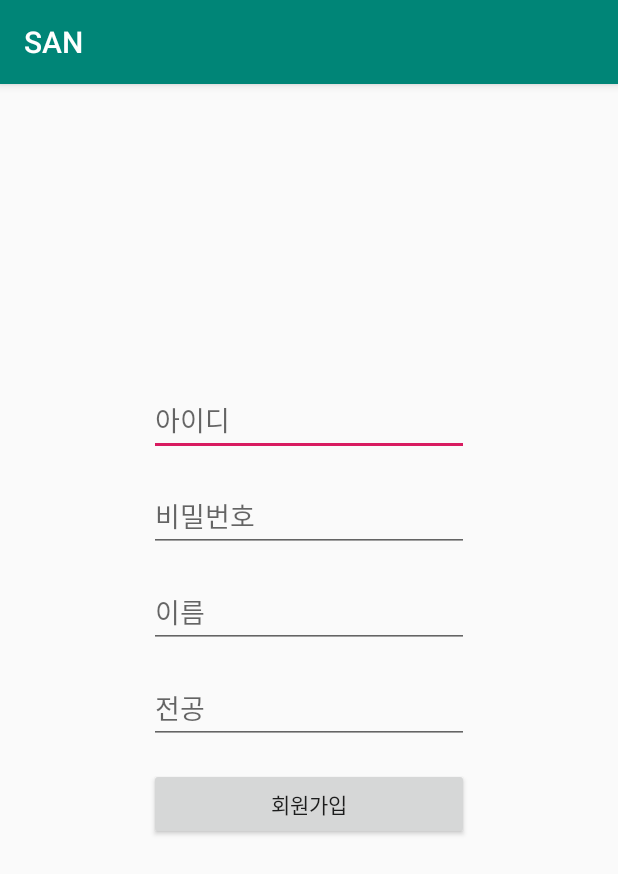
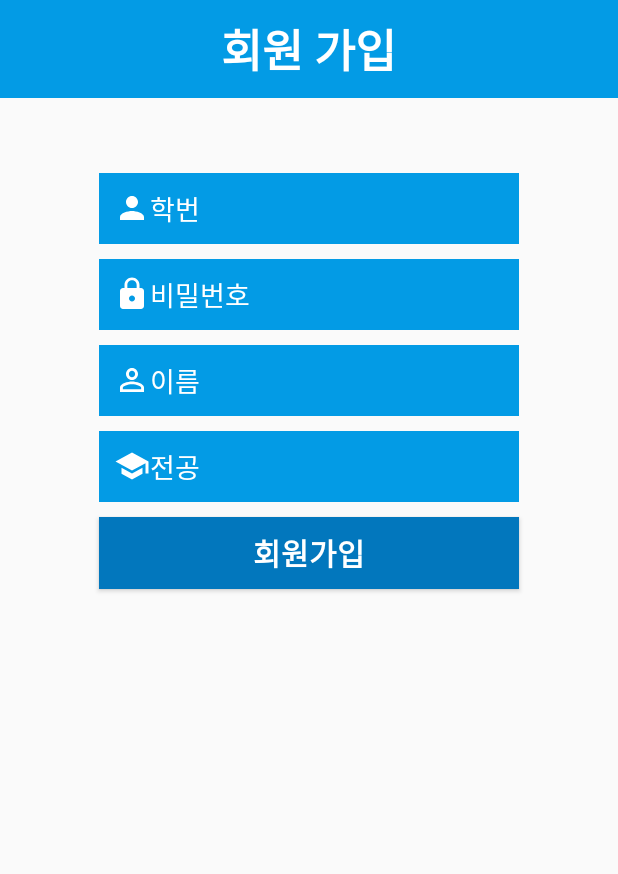
Before and after one commit to nuyadkrap/NFC-Attendance-App, an Android app: the RegisterActivity screen opened directly, with no data from a screen before it, on a phone screen of 412 x 824 dp. Shown: the top 874 px of the screen. Run offline under Robolectric (Android 15) with nearby library versions, the phone set to English and light mode, and no system bars; our stand-ins replace Volley; network calls fail.

Commit message:
ui change

```diff
--- a/app/src/main/AndroidManifest.xml
+++ b/app/src/main/AndroidManifest.xml
@@ -11,7 +11,7 @@
         android:label="@string/app_name"
         android:roundIcon="@mipmap/ic_launcher_round"
         android:supportsRtl="true"
-        android:theme="@style/AppTheme"
+        android:theme="@style/AppTheme.NoActionBar"
         android:usesCleartextTraffic="true">
         <activity android:name=".LoginActivity">
             <intent-filter>
--- /dev/null
+++ b/app/src/main/res/drawable/ic_lock_black_24dp.xml
@@ -0,0 +1,9 @@
+<vector xmlns:android="http://schemas.android.com/apk/res/android"
+        android:width="24dp"
+        android:height="24dp"
+        android:viewportWidth="24.0"
+        android:viewportHeight="24.0">
+    <path
+        android:fillColor="#FFFFFFFF"
+        android:pathData="M18,8h-1L17,6c0,-2.76 -2.24,-5 -5,-5S7,3.24 7,6v2L6,8c-1.1,0 -2,0.9 -2,2v10c0,1.1 0.9,2 2,2h12c1.1,0 2,-0.9 2,-2L20,10c0,-1.1 -0.9,-2 -2,-2zM12,17c-1.1,0 -2,-0.9 -2,-2s0.9,-2 2,-2 2,0.9 2,2 -0.9,2 -2,2zM15.1,8L8.9,8L8.9,6c0,-1.71 1.39,-3.1 3.1,-3.1 1.71,0 3.1,1.39 3.1,3.1v2z"/>
+</vector>
--- /dev/null
+++ b/app/src/main/res/drawable/ic_person_black_24dp.xml
@@ -0,0 +1,9 @@
+<vector xmlns:android="http://schemas.android.com/apk/res/android"
+        android:width="24dp"
+        android:height="24dp"
+        android:viewportWidth="24.0"
+        android:viewportHeight="24.0">
+    <path
+        android:fillColor="#FFFFFFFF"
+        android:pathData="M12,12c2.21,0 4,-1.79 4,-4s-1.79,-4 -4,-4 -4,1.79 -4,4 1.79,4 4,4zM12,14c-2.67,0 -8,1.34 -8,4v2h16v-2c0,-2.66 -5.33,-4 -8,-4z"/>
+</vector>
--- /dev/null
+++ b/app/src/main/res/drawable/ic_person_outline_black_24dp.xml
@@ -0,0 +1,9 @@
+<vector xmlns:android="http://schemas.android.com/apk/res/android"
+        android:width="24dp"
+        android:height="24dp"
+        android:viewportWidth="24.0"
+        android:viewportHeight="24.0">
+    <path
+        android:fillColor="#FFFFFFFF"
+        android:pathData="M12,5.9c1.16,0 2.1,0.94 2.1,2.1s-0.94,2.1 -2.1,2.1S9.9,9.16 9.9,8s0.94,-2.1 2.1,-2.1m0,9c2.97,0 6.1,1.46 6.1,2.1v1.1L5.9,18.1L5.9,17c0,-0.64 3.13,-2.1 6.1,-2.1M12,4C9.79,4 8,5.79 8,8s1.79,4 4,4 4,-1.79 4,-4 -1.79,-4 -4,-4zM12,13c-2.67,0 -8,1.34 -8,4v3h16v-3c0,-2.66 -5.33,-4 -8,-4z"/>
+</vector>
--- /dev/null
+++ b/app/src/main/res/drawable/ic_school_black_24dp.xml
@@ -0,0 +1,9 @@
+<vector xmlns:android="http://schemas.android.com/apk/res/android"
+        android:width="24dp"
+        android:height="24dp"
+        android:viewportWidth="24.0"
+        android:viewportHeight="24.0">
+    <path
+        android:fillColor="#FFFFFFFF"
+        android:pathData="M5,13.18v4L12,21l7,-3.82v-4L12,17l-7,-3.82zM12,3L1,9l11,6 9,-4.91V17h2V9L12,3z"/>
+</vector>
--- a/app/src/main/res/layout/activity_register.xml
+++ b/app/src/main/res/layout/activity_register.xml
@@ -6,69 +6,136 @@
     android:layout_height="match_parent"
     tools:context=".RegisterActivity">
 
+
+    <LinearLayout
+        android:layout_width="match_parent"
+        android:layout_height="match_parent"
+        android:orientation="vertical">
+
+    <LinearLayout
+        android:layout_width="match_parent"
+        android:layout_height="wrap_content"
+        android:background="@color/colorPrimary"
+        android:orientation="vertical">
+
+        <TextView
+            android:layout_width="wrap_content"
+            android:layout_height="wrap_content"
+            android:layout_gravity="center"
+            android:text="회원 가입"
+            android:textColor="#ffffffff"
+            android:textSize="30dp"
+            android:textStyle="bold"
+            android:layout_marginTop="10dp"
+            android:layout_marginBottom="10dp"/>
+
+    </LinearLayout>
+
+    <LinearLayout
+        android:layout_width="match_parent"
+        android:layout_height="match_parent"
+        android:orientation="vertical">
+
     <EditText
         android:id="@+id/et_id"
-        android:layout_width="wrap_content"
+        android:layout_width="280dp"
         android:layout_height="wrap_content"
+        android:layout_gravity="center"
+        android:padding="10dp"
+        android:textColor="#ffffffff"
+        android:textColorHint="#ffffffff"
         android:layout_marginStart="8dp"
         android:layout_marginLeft="8dp"
-        android:layout_marginTop="200dp"
+        android:layout_marginTop="50dp"
         android:layout_marginEnd="8dp"
         android:layout_marginRight="8dp"
         android:ems="10"
-        android:hint="아이디"
+        android:hint="학번"
         android:inputType="textPersonName"
+        android:drawableStart="@drawable/ic_person_black_24dp"
+        android:drawableLeft="@drawable/ic_person_black_24dp"
+        android:background="@color/colorPrimary"
         app:layout_constraintEnd_toEndOf="parent"
         app:layout_constraintStart_toStartOf="parent"
         app:layout_constraintTop_toTopOf="parent" />
 
     <EditText
         android:id="@+id/et_pass"
-        android:layout_width="wrap_content"
+        android:layout_width="280dp"
         android:layout_height="wrap_content"
         android:layout_marginStart="8dp"
         android:layout_marginLeft="8dp"
-        android:layout_marginTop="16dp"
+        android:layout_marginTop="10dp"
         android:layout_marginEnd="8dp"
         android:layout_marginRight="8dp"
         android:ems="10"
         android:hint="비밀번호"
-        android:inputType="textPersonName"
+        android:layout_gravity="center"
+        android:padding="10dp"
+        android:textColor="#ffffffff"
+        android:textColorHint="#ffffffff"
+        android:inputType="textPassword"
+        android:drawableStart="@drawable/ic_lock_black_24dp"
+        android:drawableLeft="@drawable/ic_lock_black_24dp"
+        android:background="@color/colorPrimary"
         app:layout_constraintEnd_toEndOf="parent"
         app:layout_constraintStart_toStartOf="parent"
         app:layout_constraintTop_toBottomOf="@+id/et_id" />
 
     <EditText
         android:id="@+id/et_name"
-        android:layout_width="wrap_content"
+        android:layout_width="280dp"
         android:layout_height="wrap_content"
-        android:layout_marginTop="16dp"
+        android:layout_marginTop="10dp"
         android:ems="10"
         android:hint="이름"
         android:inputType="textPersonName"
+        android:layout_gravity="center"
+        android:padding="10dp"
+        android:textColor="#ffffffff"
+        android:textColorHint="#ffffffff"
+        android:drawableStart="@drawable/ic_person_outline_black_24dp"
+        android:drawableLeft="@drawable/ic_person_outline_black_24dp"
+        android:background="@color/colorPrimary"
         app:layout_constraintEnd_toEndOf="@+id/et_pass"
         app:layout_constraintStart_toStartOf="@+id/et_id"
         app:layout_constraintTop_toBottomOf="@+id/et_pass" />
 
     <EditText
         android:id="@+id/et_major"
-        android:layout_width="wrap_content"
+        android:layout_width="280dp"
         android:layout_height="wrap_content"
-        android:layout_marginTop="16dp"
+        android:layout_marginTop="10dp"
         android:ems="10"
         android:hint="전공"
+        android:layout_gravity="center"
+        android:padding="10dp"
+        android:textColor="#ffffffff"
+        android:textColorHint="#ffffffff"
         android:inputType="textPersonName"
+        android:background="@color/colorPrimary"
+        android:drawableStart="@drawable/ic_school_black_24dp"
+        android:drawableLeft="@drawable/ic_school_black_24dp"
         app:layout_constraintEnd_toEndOf="@+id/et_name"
         app:layout_constraintStart_toStartOf="@+id/et_name"
         app:layout_constraintTop_toBottomOf="@+id/et_name" />
 
     <Button
         android:id="@+id/btn_register"
-        android:layout_width="0dp"
+        android:layout_width="280dp"
         android:layout_height="wrap_content"
-        android:layout_marginTop="16dp"
+        android:textSize="20dp"
+        android:textStyle="bold"
+        android:textColor="#ffffffff"
+        android:background="@color/colorPrimaryDark"
+        android:layout_marginTop="10dp"
+        android:layout_gravity="center"
         android:text="회원가입"
         app:layout_constraintEnd_toEndOf="@+id/et_major"
         app:layout_constraintStart_toStartOf="@+id/et_major"
         app:layout_constraintTop_toBottomOf="@+id/et_major" />
+
+        </LinearLayout>
+    </LinearLayout>
+
 </androidx.constraintlayout.widget.ConstraintLayout>
--- a/app/src/main/res/values/colors.xml
+++ b/app/src/main/res/values/colors.xml
@@ -1,6 +1,6 @@
 <?xml version="1.0" encoding="utf-8"?>
 <resources>
-    <color name="colorPrimary">#008577</color>
-    <color name="colorPrimaryDark">#00574B</color>
-    <color name="colorAccent">#D81B60</color>
+    <color name="colorPrimary">#039BE5</color>
+    <color name="colorPrimaryDark">#0277BD</color>
+    <color name="colorAccent">#546E7A</color>
 </resources>
--- a/app/src/main/res/values/styles.xml
+++ b/app/src/main/res/values/styles.xml
@@ -8,4 +8,8 @@
         <item name="colorAccent">@color/colorAccent</item>
     </style>
 
+    <style name="AppTheme.NoActionBar">
+        <item name="windowActionBar">false</item>
+        <item name="windowNoTitle">true</item>
+    </style>
 </resources>
```
Also changed, not shown: app/src/main/res/layout/activity_login.xml (+79 -10 lines), app/src/main/res/drawable/logo.png (added).
